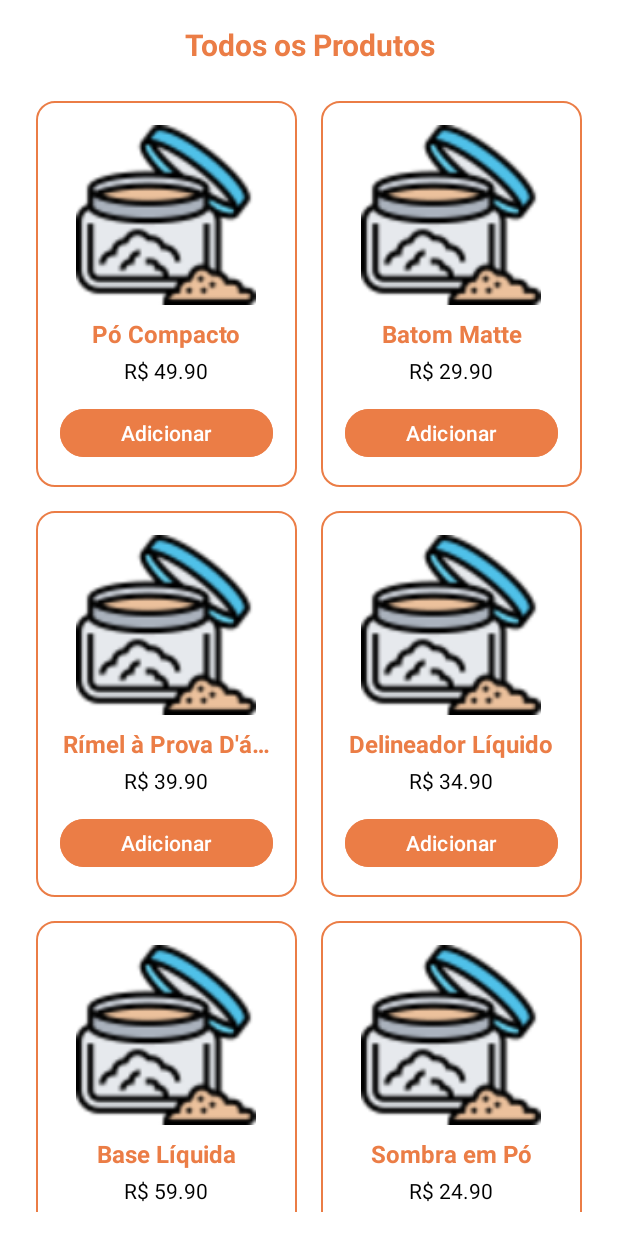
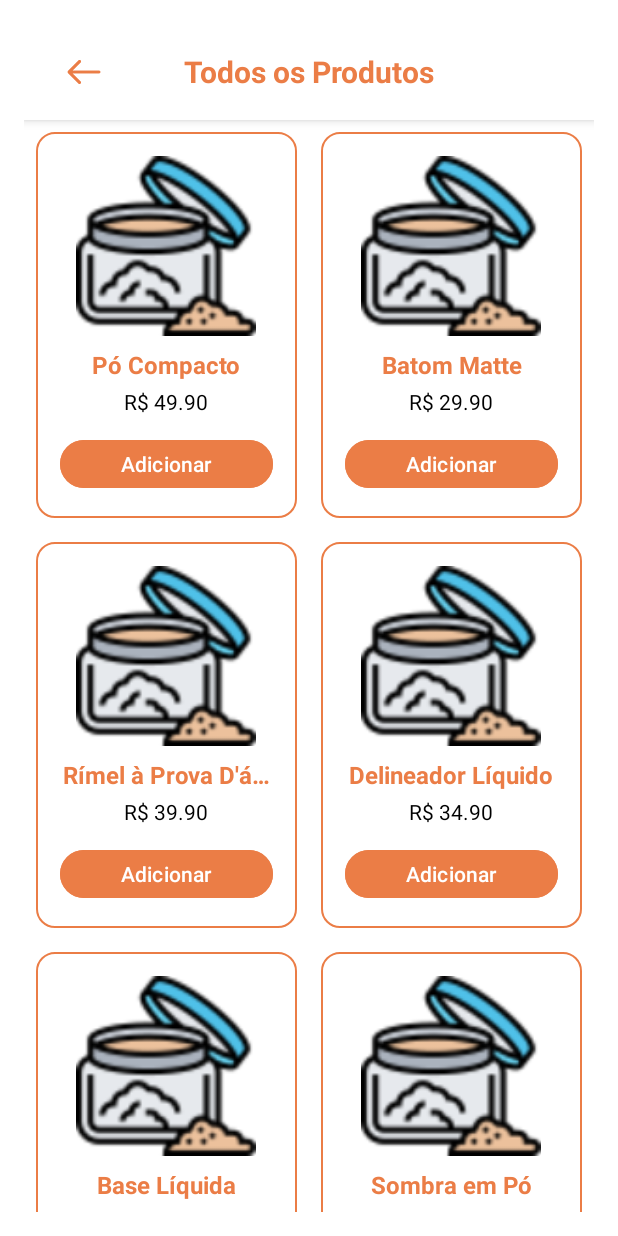
Before and after one commit to HianySilva/GlowUp-Mobile, an Android app: the ProductsActivity screen opened directly, with no data from a screen before it, on a phone screen of 412 x 824 dp. Run offline under Robolectric (Android 15) with nearby library versions, the phone set to English and light mode, and no system bars.

Commit message:
Update activity_products.xml

```diff
--- a/app/src/main/res/layout/activity_products.xml
+++ b/app/src/main/res/layout/activity_products.xml
@@ -8,17 +8,38 @@
     android:background="#FFFFFF"
     android:padding="16dp">
 
+    <RelativeLayout
+        android:layout_width="match_parent"
+        android:layout_height="64dp"
+        android:paddingHorizontal="16dp"
+        android:background="#FFFFFF"
+        android:elevation="4dp">
+
+    <!-- Botão de voltar com ícone baixado -->
+    <ImageButton
+        android:id="@+id/btnBack"
+        android:layout_width="48dp"
+        android:layout_height="48dp"
+        android:src="@drawable/ic_back"
+        android:background="?attr/selectableItemBackgroundBorderless"
+        android:scaleType="centerInside"
+        android:adjustViewBounds="true"
+        android:contentDescription="Voltar"
+        android:layout_centerVertical="true"
+        android:padding="12dp"/>
     <!-- Título -->
     <TextView
         android:id="@+id/tvTitle"
-        android:layout_width="match_parent"
+        android:layout_width="wrap_content"
         android:layout_height="wrap_content"
         android:text="Todos os Produtos"
         android:textSize="20sp"
         android:textStyle="bold"
         android:textColor="#eb7d46"
-        android:layout_marginBottom="16dp"
-        android:gravity="center"/>
+        android:layout_centerInParent="true"
+        android:maxLines="1"
+        android:ellipsize="end"/>
+    </RelativeLayout>
 
     <!-- Lista de produtos -->
     <androidx.recyclerview.widget.RecyclerView
```
